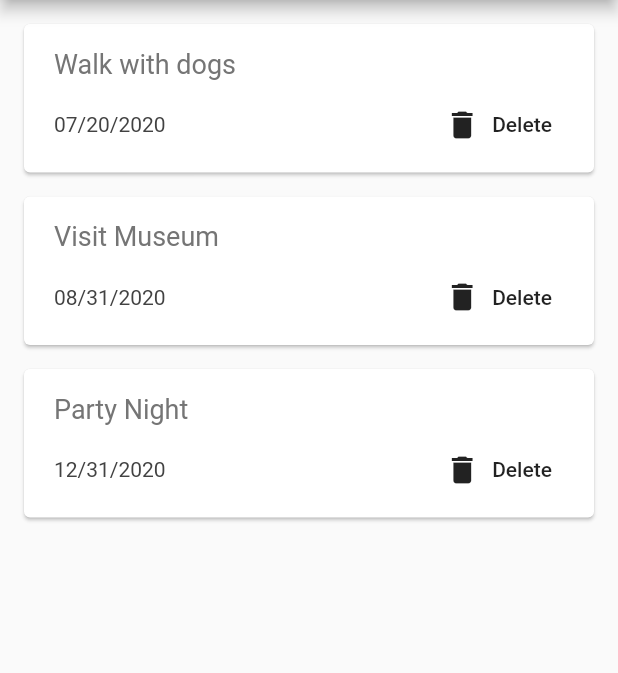
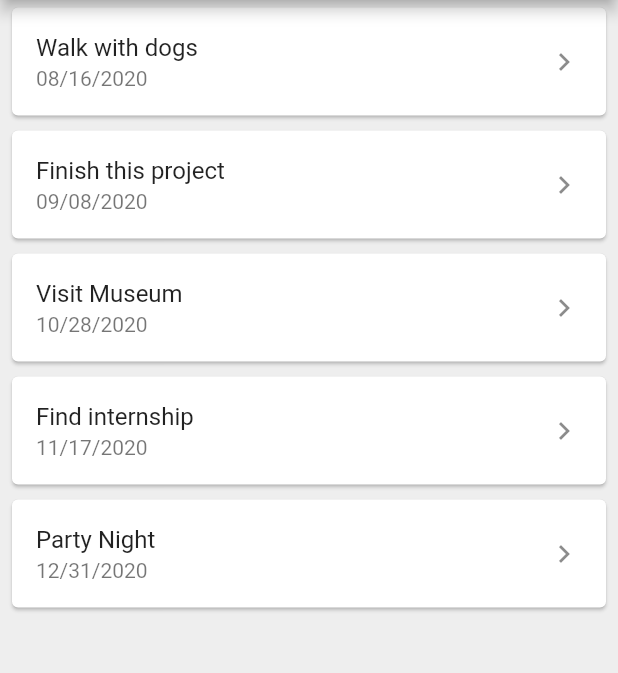
Before and after one commit to SeattleUniversityRSVPApp/rsvp-app, a Flutter app: the screen it shows after launch, on a phone screen of 412 x 824 dp, the part 84-757 px from its top. Run offline on Flutter 3.47's test engine with Material 2 defaults, Android fonts, the phone set to English and light mode, and no system bars; our stand-ins replace flutter_spinkit; statements that could not run were skipped.

Commit message:
Add loading page, Change structure of Main and EventCard

```diff
--- a/flutter/rsvp/lib/eventCard.dart
+++ b/flutter/rsvp/lib/eventCard.dart
@@ -1,6 +1,5 @@
 import 'package:flutter/material.dart';
 import 'package:rsvp/event.dart';
-import 'package:rsvp/pages/eventDetails.dart';
 
 class EventCard extends StatelessWidget {
 
@@ -11,28 +10,24 @@ class EventCard extends StatelessWidget {
   @override
   Widget build(BuildContext context) {
     return Card(
-      margin: EdgeInsets.fromLTRB(16, 16, 16, 0),
-      child: Padding(
-        padding: const EdgeInsets.fromLTRB(20,16,12,8),
-        child: InkWell(
-          onTap: () {
-            Navigator.push(context, MaterialPageRoute(
-                builder: (context) =>
-                EventDetails())
-            );
-            print('tapped');
-          },
+      margin: EdgeInsets.zero,
+      child: Scaffold(
+        appBar: AppBar(
+          backgroundColor: Colors.grey[800],
+          centerTitle: true,
+            title: Text(
+              event.name,
+              style: TextStyle(
+                fontSize: 18,
+                color: Colors.white,
+              ),
+            ),
+        ),
+        body: Padding(
+          padding: const EdgeInsets.fromLTRB(20,8,12,8),
           child: Column(
             crossAxisAlignment: CrossAxisAlignment.stretch,
             children: <Widget>[
-              Text(
-                event.name,
-                style: TextStyle(
-                  fontSize: 18,
-                  color: Colors.grey[600],
-                ),
-              ),
-              SizedBox(height: 6,),
               Row(
                 children: <Widget>[
                   Text(
@@ -46,7 +41,10 @@ class EventCard extends StatelessWidget {
                     child: Align(
                       alignment: Alignment.bottomRight,
                       child: FlatButton.icon(
-                        onPressed: () {delete();},
+                        onPressed: () async {
+                          await delete();
+                          Navigator.pop(context);
+                        },
                         icon: Icon(Icons.delete),
                         label: Text('Delete'),
                       ),
@@ -60,4 +58,5 @@ class EventCard extends StatelessWidget {
       ),
     );
   }
+
 }
--- a/flutter/rsvp/lib/main.dart
+++ b/flutter/rsvp/lib/main.dart
@@ -2,11 +2,13 @@ import 'package:flutter/material.dart';
 import 'package:rsvp/pages/home.dart';
 import 'package:rsvp/pages/createEvent.dart';
 import 'package:rsvp/pages/eventDetails.dart';
+import 'package:rsvp/pages/loading.dart';
 
 void main() {
   runApp(MaterialApp(
-    initialRoute: '/home',
+    initialRoute: '/loading',
     routes: {
+      '/loading': (context) => Loading(),
       '/home': (context) => Home(),
       '/CreateEvent': (context) => CreateEvent(),
       '/FullEventInfo': (context) => EventDetails(),
--- a/flutter/rsvp/lib/pages/home.dart
+++ b/flutter/rsvp/lib/pages/home.dart
@@ -28,14 +28,17 @@ class MyHomePage extends StatefulWidget {
 
 class _MyHomePageState extends State<MyHomePage> {
   List<Event> events = [
-    Event('Walk with dogs', '07/20/2020'),
-    Event('Visit Museum', '08/31/2020'),
+    Event('Walk with dogs', '08/16/2020'),
+    Event('Finish this project', '09/08/2020'),
+    Event('Visit Museum', '10/28/2020'),
+    Event('Find internship', '11/17/2020'),
     Event('Party Night', '12/31/2020')
   ];
 
   @override
   Widget build(BuildContext context) {
     return Scaffold(
+      backgroundColor: Colors.grey[200],
       drawer: Container(
         child: NavDrawer(),
         width: 235,
@@ -45,20 +48,33 @@ class _MyHomePageState extends State<MyHomePage> {
         centerTitle: true,
         backgroundColor: Colors.grey[800],
       ),
-      body: Center(
-        child: Column(
-          crossAxisAlignment: CrossAxisAlignment.start,
-          children: events
-              .map((event) => EventCard(
-                  event: event,
-                  delete: () {
-                    setState(() {
-                      events.remove(event);
-                    });
-                  }))
-              .toList(),
-        ),
+      body: ListView.builder(
+        itemCount: events.length,
+        itemBuilder: (context, index) {
+          return Padding(
+            padding: const EdgeInsets.symmetric(vertical: 1, horizontal: 4),
+            child: Card(
+              child: ListTile(
+                title: Text(events[index].name),
+                subtitle: Text(events[index].date),
+                trailing: Icon(Icons.keyboard_arrow_right),
+                onTap: () {
+                  Navigator.push(context, MaterialPageRoute(
+                    builder: (context) =>
+                      EventCard(event: events[index], delete: () {
+                        setState(() {
+                          events.remove(events[index]);
+                        });
+                      },
+                    )
+                  ));
+                },
+              ),
+            ),
+          );
+        },
       ),
     );
   }
+
 }
--- a/flutter/rsvp/pubspec.yaml
+++ b/flutter/rsvp/pubspec.yaml
@@ -23,6 +23,7 @@ environment:
 dependencies:
   flutter:
     sdk: flutter
+  flutter_spinkit: ^4.1.2+1
 
 
   # The following adds the Cupertino Icons font to your application.
```
Also changed, not shown: flutter/rsvp/lib/pages/loading.dart (added, +55 -0 lines), flutter/rsvp/pubspec.lock.
